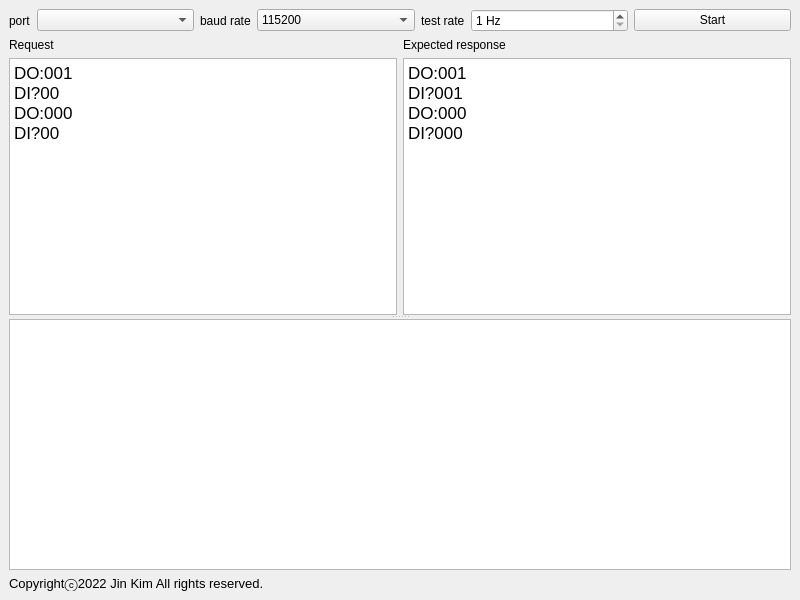
Qt form mainwindow.ui (jinkim31/devicenet_tester) before a commit.
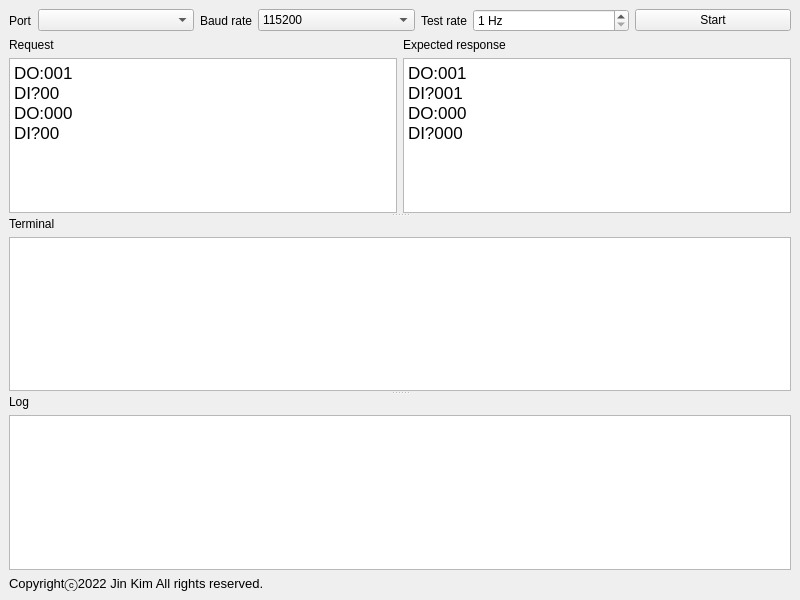
The same form after that commit.

```diff
--- a/mainwindow.ui
+++ b/mainwindow.ui
@@ -14,7 +14,7 @@
    <string>MainWindow</string>
   </property>
   <widget class="QWidget" name="centralwidget">
-   <layout class="QVBoxLayout" name="verticalLayout_2">
+   <layout class="QVBoxLayout" name="verticalLayout_4">
     <item>
      <layout class="QHBoxLayout" name="horizontalLayout">
       <item>
@@ -26,7 +26,7 @@
          </sizepolicy>
         </property>
         <property name="text">
-         <string>port</string>
+         <string>Port</string>
         </property>
        </widget>
       </item>
@@ -42,7 +42,7 @@
          </sizepolicy>
         </property>
         <property name="text">
-         <string>baud rate</string>
+         <string>Baud rate</string>
         </property>
        </widget>
       </item>
@@ -102,7 +102,7 @@
          </sizepolicy>
         </property>
         <property name="text">
-         <string>test rate</string>
+         <string>Test rate</string>
         </property>
        </widget>
       </item>
@@ -195,7 +195,34 @@
         </item>
        </layout>
       </widget>
-      <widget class="QTextEdit" name="txtTerminal"/>
+      <widget class="QWidget" name="verticalLayoutWidget_2">
+       <layout class="QVBoxLayout" name="verticalLayout_2">
+        <item>
+         <widget class="QLabel" name="label_7">
+          <property name="text">
+           <string>Terminal</string>
+          </property>
+         </widget>
+        </item>
+        <item>
+         <widget class="QTextEdit" name="txtTerminal"/>
+        </item>
+       </layout>
+      </widget>
+      <widget class="QWidget" name="verticalLayoutWidget_3">
+       <layout class="QVBoxLayout" name="verticalLayout_3">
+        <item>
+         <widget class="QLabel" name="label_8">
+          <property name="text">
+           <string>Log</string>
+          </property>
+         </widget>
+        </item>
+        <item>
+         <widget class="QTextEdit" name="txtLog"/>
+        </item>
+       </layout>
+      </widget>
      </widget>
     </item>
     <item>
```
